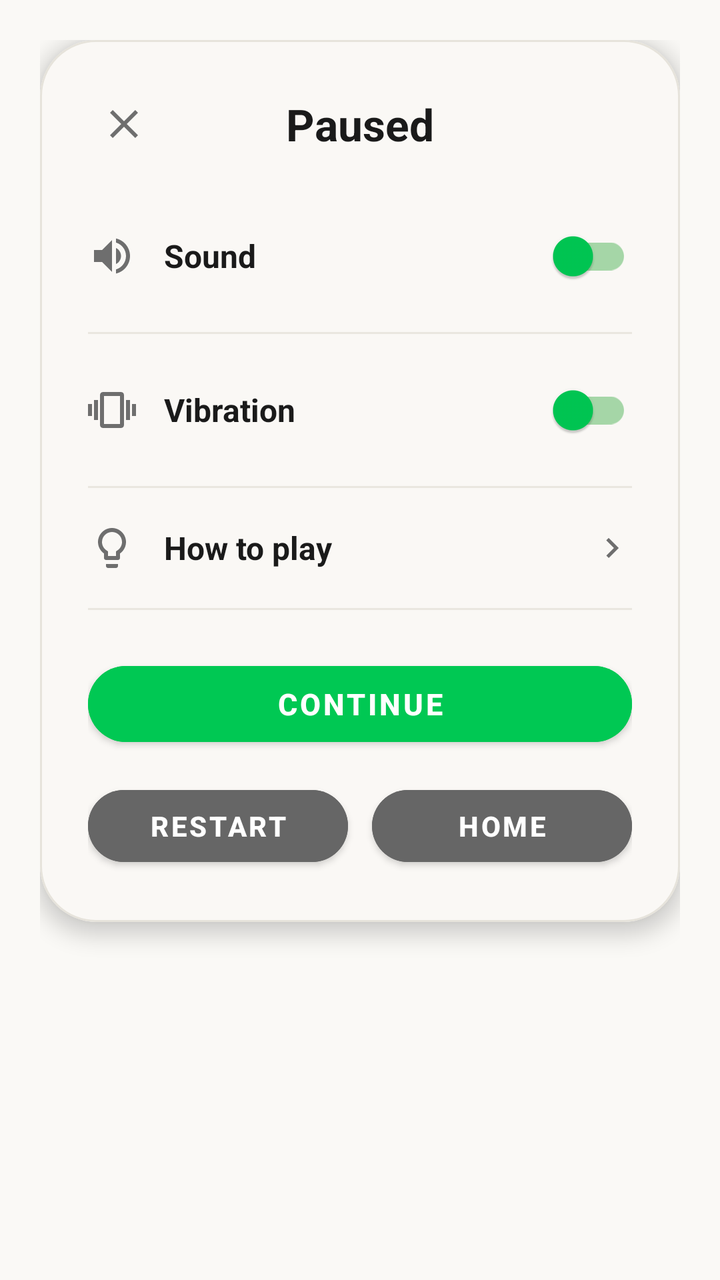
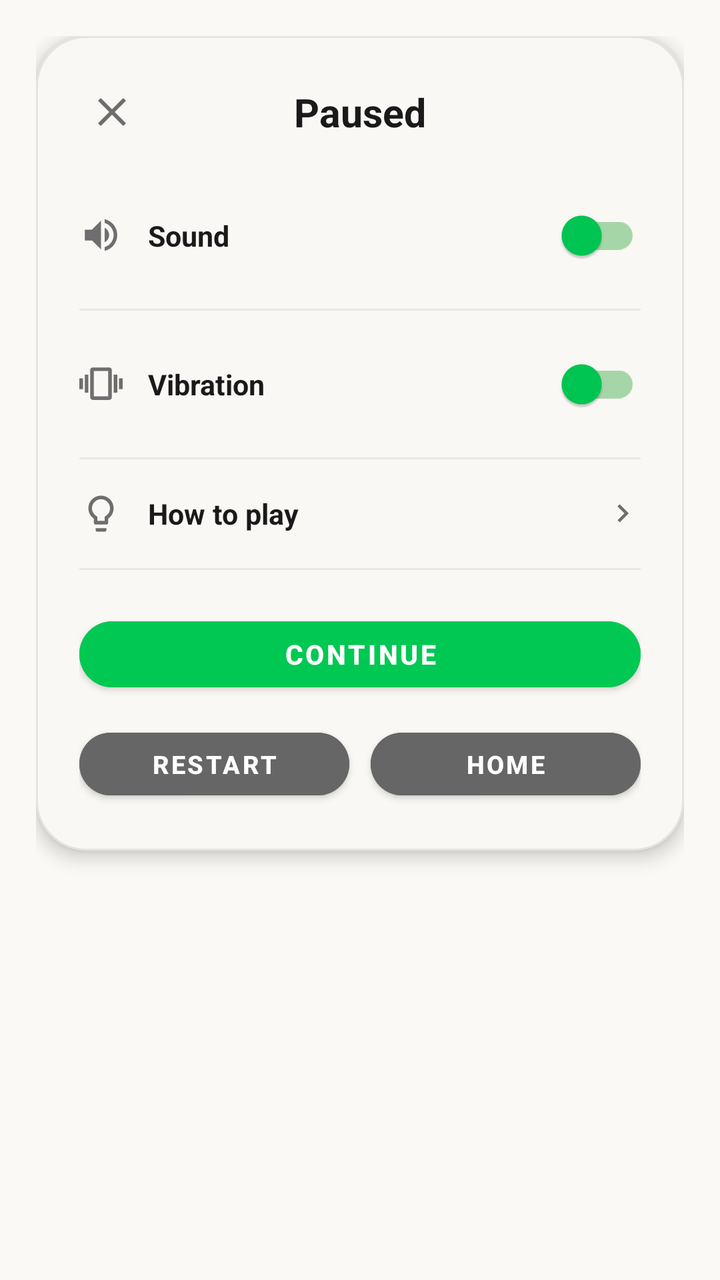

An Android layout rendered at two revisions. The XML below is the earlier revision; the diff shows what the commit changed to produce the second picture.
<!-- AndroidManifest.xml: application theme Theme.NumberBlocks -->
<!-- res/layout/dialog_pause_menu.xml -->
<?xml version="1.0" encoding="utf-8"?>
<LinearLayout xmlns:android="http://schemas.android.com/apk/res/android"
    xmlns:app="http://schemas.android.com/apk/res-auto"
    android:layout_width="match_parent"
    android:layout_height="wrap_content"
    android:background="@android:color/transparent"
    android:orientation="vertical"
    android:padding="20dp">

    <com.google.android.material.card.MaterialCardView
        android:layout_width="match_parent"
        android:layout_height="wrap_content"
        app:cardBackgroundColor="#FAF8F5"
        app:cardCornerRadius="28dp"
        app:cardElevation="6dp"
        app:strokeColor="#E6E3DB"
        app:strokeWidth="1dp">

        <LinearLayout
            android:layout_width="match_parent"
            android:layout_height="wrap_content"
            android:orientation="vertical"
            android:padding="24dp">

            
            <RelativeLayout
                android:layout_width="match_parent"
                android:layout_height="wrap_content">

                <ImageButton
                    android:id="@+id/btn_pause_close"
                    android:layout_width="36dp"
                    android:layout_height="36dp"
                    android:layout_alignParentStart="true"
                    android:layout_centerVertical="true"
                    android:background="?attr/selectableItemBackgroundBorderless"
                    android:src="@drawable/ic_close"
                    app:tint="#6E6E6E" />

                <TextView
                    android:layout_width="wrap_content"
                    android:layout_height="wrap_content"
                    android:layout_centerInParent="true"
                    android:text="Paused"
                    android:textColor="#1A1A1A"
                    android:textSize="22sp"
                    android:textStyle="bold" />
            </RelativeLayout>

            
            <LinearLayout
                android:layout_width="match_parent"
                android:layout_height="wrap_content"
                android:layout_marginTop="24dp"
                android:gravity="center_vertical"
                android:orientation="horizontal">

                <ImageView
                    android:layout_width="24dp"
                    android:layout_height="24dp"
                    android:src="@drawable/ic_speaker"
                    app:tint="#6E6E6E" />

                <TextView
                    android:layout_width="0dp"
                    android:layout_height="wrap_content"
                    android:layout_marginStart="14dp"
                    android:layout_weight="1"
                    android:text="Sound"
                    android:textColor="#1A1A1A"
                    android:textSize="16sp"
                    android:textStyle="bold" />

                <androidx.appcompat.widget.SwitchCompat
                    android:id="@+id/switch_pause_sound"
                    android:layout_width="wrap_content"
                    android:layout_height="wrap_content"
                    app:thumbTint="#00C853"
                    app:trackTint="#A5D6A7" />
            </LinearLayout>

            <View
                android:layout_width="match_parent"
                android:layout_height="1dp"
                android:layout_marginTop="14dp"
                android:layout_marginBottom="14dp"
                android:background="#EAE7DF" />

            
            <LinearLayout
                android:layout_width="match_parent"
                android:layout_height="wrap_content"
                android:gravity="center_vertical"
                android:orientation="horizontal">

                <ImageView
                    android:layout_width="24dp"
                    android:layout_height="24dp"
                    android:src="@drawable/ic_vibrate"
                    app:tint="#6E6E6E" />

                <TextView
                    android:layout_width="0dp"
                    android:layout_height="wrap_content"
                    android:layout_marginStart="14dp"
                    android:layout_weight="1"
                    android:text="Vibration"
                    android:textColor="#1A1A1A"
                    android:textSize="16sp"
                    android:textStyle="bold" />

                <androidx.appcompat.widget.SwitchCompat
                    android:id="@+id/switch_pause_vibration"
                    android:layout_width="wrap_content"
                    android:layout_height="wrap_content"
                    app:thumbTint="#00C853"
                    app:trackTint="#A5D6A7" />
            </LinearLayout>

            <View
                android:layout_width="match_parent"
                android:layout_height="1dp"
                android:layout_marginTop="14dp"
                android:layout_marginBottom="14dp"
                android:background="#EAE7DF" />

            
            <LinearLayout
                android:id="@+id/row_pause_how_to_play"
                android:layout_width="match_parent"
                android:layout_height="wrap_content"
                android:background="?attr/selectableItemBackground"
                android:gravity="center_vertical"
                android:orientation="horizontal"
                android:paddingTop="4dp"
                android:paddingBottom="4dp">

                <ImageView
                    android:layout_width="24dp"
                    android:layout_height="24dp"
                    android:src="@drawable/ic_lightbulb"
                    app:tint="#6E6E6E" />

                <TextView
                    android:layout_width="0dp"
                    android:layout_height="wrap_content"
                    android:layout_marginStart="14dp"
                    android:layout_weight="1"
                    android:text="How to play"
                    android:textColor="#1A1A1A"
                    android:textSize="16sp"
                    android:textStyle="bold" />

                <ImageView
                    android:layout_width="20dp"
                    android:layout_height="20dp"
                    android:src="@drawable/ic_chevron_right"
                    app:tint="#6E6E6E" />
            </LinearLayout>

            <View
                android:layout_width="match_parent"
                android:layout_height="1dp"
                android:layout_marginTop="14dp"
                android:layout_marginBottom="22dp"
                android:background="#EAE7DF" />

            
            <Button
                android:id="@+id/btn_pause_continue"
                style="@style/Widget.MaterialComponents.Button"
                android:layout_width="match_parent"
                android:layout_height="50dp"
                android:backgroundTint="#00C853"
                android:text="Continue"
                android:textColor="#FFFFFF"
                android:textSize="15sp"
                android:textStyle="bold"
                app:cornerRadius="25dp" />

            
            <LinearLayout
                android:layout_width="match_parent"
                android:layout_height="wrap_content"
                android:layout_marginTop="12dp"
                android:orientation="horizontal">

                <Button
                    android:id="@+id/btn_pause_restart"
                    style="@style/Widget.MaterialComponents.Button"
                    android:layout_width="0dp"
                    android:layout_height="48dp"
                    android:layout_marginEnd="6dp"
                    android:layout_weight="1"
                    android:backgroundTint="#666666"
                    android:text="Restart"
                    android:textColor="#FFFFFF"
                    android:textSize="14sp"
                    android:textStyle="bold"
                    app:cornerRadius="24dp" />

                <Button
                    android:id="@+id/btn_pause_home"
                    style="@style/Widget.MaterialComponents.Button"
                    android:layout_width="0dp"
                    android:layout_height="48dp"
                    android:layout_marginStart="6dp"
                    android:layout_weight="1"
                    android:backgroundTint="#666666"
                    android:text="Home"
                    android:textColor="#FFFFFF"
                    android:textSize="14sp"
                    android:textStyle="bold"
                    app:cornerRadius="24dp" />
            </LinearLayout>

        </LinearLayout>
    </com.google.android.material.card.MaterialCardView>
</LinearLayout>
<!-- resources referenced by this layout -->
<resources>
  <!-- drawable ic_chevron_right (drawable) -->
  <vector xmlns:android="http://schemas.android.com/apk/res/android"
      android:width="24dp"
      android:height="24dp"
      android:viewportWidth="24"
      android:viewportHeight="24">
      <path
          android:fillColor="#FF000000"
          android:pathData="M10,6L8.59,7.41 13.17,12l-4.58,4.59L10,18l6,-6z"/>
  </vector>
  <!-- drawable ic_close (drawable) -->
  <vector xmlns:android="http://schemas.android.com/apk/res/android"
      android:width="24dp"
      android:height="24dp"
      android:viewportWidth="24"
      android:viewportHeight="24">
      <path
          android:fillColor="#FF000000"
          android:pathData="M19,6.41L17.59,5 12,10.59 6.41,5 5,6.41 10.59,12 5,17.59 6.41,19 12,13.41 17.59,19 19,17.59 13.41,12z"/>
  </vector>
  <!-- drawable ic_lightbulb (drawable) -->
  <vector xmlns:android="http://schemas.android.com/apk/res/android"
      android:width="24dp"
      android:height="24dp"
      android:viewportWidth="24"
      android:viewportHeight="24">
      <path
          android:fillColor="#FF000000"
          android:pathData="M9,21c0,0.55 0.45,1 1,1h4c0.55,0 1,-0.45 1,-1v-1H9v1zm3,-19C8.14,2 5,5.14 5,9c0,2.38 1.19,4.47 3,5.74V17c0,0.55 0.45,1 1,1h6c0.55,0 1,-0.45 1,-1v-2.26c1.81,-1.27 3,-3.36 3,-5.74 0,-3.86 -3.14,-7 -7,-7zm2.85,11.1l-0.85,0.6V16h-4v-2.3l-0.85,-0.6C7.8,12.16 7,10.63 7,9c0,-2.76 2.24,-5 5,-5s5,2.24 5,5c0,1.63 -0.8,3.16 -2.15,4.1z"/>
  </vector>
  <!-- drawable ic_speaker (drawable) -->
  <vector xmlns:android="http://schemas.android.com/apk/res/android"
      android:width="24dp"
      android:height="24dp"
      android:viewportWidth="24"
      android:viewportHeight="24">
      <path
          android:fillColor="#FF000000"
          android:pathData="M3,9v6h4l5,5V4L7,9H3zm13.5,3c0,-1.77 -1.02,-3.29 -2.5,-4.03v8.05c1.48,-0.73 2.5,-2.25 2.5,-4.02zM14,3.23v2.06c2.89,0.86 5,3.54 5,6.71s-2.11,5.85 -5,6.71v2.06c4.01,-0.91 7,-4.49 7,-8.77s-2.99,-7.86 -7,-8.77z"/>
  </vector>
  <!-- drawable ic_vibrate (drawable) -->
  <vector xmlns:android="http://schemas.android.com/apk/res/android"
      android:width="24dp"
      android:height="24dp"
      android:viewportWidth="24"
      android:viewportHeight="24">
      <path
          android:fillColor="#FF000000"
          android:pathData="M0,15h2V9H0v6zm3,2h2V7H3v10zm19,-8v6h2V9h-2zm-3,8h2V7h-2v10zM16.5,3h-9C6.67,3 6,3.67 6,4.5v15c0,0.83 0.67,1.5 1.5,1.5h9c0.83,0 1.5,-0.67 1.5,-1.5v-15c0,-0.83 -0.67,-1.5 -1.5,-1.5zM16,19H8V5h8v14z"/>
  </vector>
  <style name="Theme.NumberBlocks" parent="Theme.MaterialComponents.DayNight.NoActionBar">
          <item name="colorPrimary">@color/primary</item>
          <item name="colorPrimaryVariant">@color/primary_variant</item>
          <item name="colorSecondary">@color/secondary</item>
          <item name="android:statusBarColor">@color/background</item>
          <item name="android:navigationBarColor">@color/background</item>
          <item name="android:windowBackground">@color/background</item>
      </style>
  <color name="primary">#1E2024</color>
  <color name="primary_variant">#161719</color>
  <color name="secondary">#5A5D66</color>
  <color name="background">#FAF9F6</color>
</resources>

<!-- the commit's change to res/layout/dialog_pause_menu.xml (unified diff, before → after) -->
@@ -5,22 +5,22 @@
     android:layout_height="wrap_content"
     android:background="@android:color/transparent"
     android:orientation="vertical"
-    android:padding="20dp">
+    android:padding="@dimen/dp_20">
 
     <com.google.android.material.card.MaterialCardView
         android:layout_width="match_parent"
         android:layout_height="wrap_content"
         app:cardBackgroundColor="#FAF8F5"
-        app:cardCornerRadius="28dp"
-        app:cardElevation="6dp"
+        app:cardCornerRadius="@dimen/dp_28"
+        app:cardElevation="@dimen/dp_6"
         app:strokeColor="#E6E3DB"
-        app:strokeWidth="1dp">
+        app:strokeWidth="@dimen/dp_1">
 
         <LinearLayout
             android:layout_width="match_parent"
             android:layout_height="wrap_content"
             android:orientation="vertical"
-            android:padding="24dp">
+            android:padding="@dimen/dp_24">
 
             
             <RelativeLayout
@@ -29,8 +29,8 @@
 
                 <ImageButton
                     android:id="@+id/btn_pause_close"
-                    android:layout_width="36dp"
-                    android:layout_height="36dp"
+                    android:layout_width="@dimen/dp_36"
+                    android:layout_height="@dimen/dp_36"
                     android:layout_alignParentStart="true"
                     android:layout_centerVertical="true"
                     android:background="?attr/selectableItemBackgroundBorderless"
@@ -43,7 +43,7 @@
                     android:layout_centerInParent="true"
                     android:text="Paused"
                     android:textColor="#1A1A1A"
-                    android:textSize="22sp"
+                    android:textSize="@dimen/sp_22"
                     android:textStyle="bold" />
             </RelativeLayout>
 
@@ -51,24 +51,24 @@
             <LinearLayout
                 android:layout_width="match_parent"
                 android:layout_height="wrap_content"
-                android:layout_marginTop="24dp"
+                android:layout_marginTop="@dimen/dp_24"
                 android:gravity="center_vertical"
                 android:orientation="horizontal">
 
                 <ImageView
-                    android:layout_width="24dp"
-                    android:layout_height="24dp"
+                    android:layout_width="@dimen/dp_24"
+                    android:layout_height="@dimen/dp_24"
                     android:src="@drawable/ic_speaker"
                     app:tint="#6E6E6E" />
 
                 <TextView
                     android:layout_width="0dp"
                     android:layout_height="wrap_content"
-                    android:layout_marginStart="14dp"
+                    android:layout_marginStart="@dimen/dp_14"
                     android:layout_weight="1"
                     android:text="Sound"
                     android:textColor="#1A1A1A"
-                    android:textSize="16sp"
+                    android:textSize="@dimen/sp_16"
                     android:textStyle="bold" />
 
                 <androidx.appcompat.widget.SwitchCompat
@@ -81,9 +81,9 @@
 
             <View
                 android:layout_width="match_parent"
-                android:layout_height="1dp"
-                android:layout_marginTop="14dp"
-                android:layout_marginBottom="14dp"
+                android:layout_height="@dimen/dp_1"
+                android:layout_marginTop="@dimen/dp_14"
+                android:layout_marginBottom="@dimen/dp_14"
                 android:background="#EAE7DF" />
 
             
@@ -94,19 +94,19 @@
                 android:orientation="horizontal">
 
                 <ImageView
-                    android:layout_width="24dp"
-                    android:layout_height="24dp"
+                    android:layout_width="@dimen/dp_24"
+                    android:layout_height="@dimen/dp_24"
                     android:src="@drawable/ic_vibrate"
                     app:tint="#6E6E6E" />
 
                 <TextView
                     android:layout_width="0dp"
                     android:layout_height="wrap_content"
-                    android:layout_marginStart="14dp"
+                    android:layout_marginStart="@dimen/dp_14"
                     android:layout_weight="1"
                     android:text="Vibration"
                     android:textColor="#1A1A1A"
-                    android:textSize="16sp"
+                    android:textSize="@dimen/sp_16"
                     android:textStyle="bold" />
 
                 <androidx.appcompat.widget.SwitchCompat
@@ -119,9 +119,9 @@
 
             <View
                 android:layout_width="match_parent"
-                android:layout_height="1dp"
-                android:layout_marginTop="14dp"
-                android:layout_marginBottom="14dp"
+                android:layout_height="@dimen/dp_1"
+                android:layout_marginTop="@dimen/dp_14"
+                android:layout_marginBottom="@dimen/dp_14"
                 android:background="#EAE7DF" />
 
             
@@ -132,37 +132,37 @@
                 android:background="?attr/selectableItemBackground"
                 android:gravity="center_vertical"
                 android:orientation="horizontal"
-                android:paddingTop="4dp"
-                android:paddingBottom="4dp">
-
-                <ImageView
-                    android:layout_width="24dp"
-                    android:layout_height="24dp"
+                android:paddingTop="@dimen/dp_4"
+                android:paddingBottom="@dimen/dp_4">
+
+                <ImageView
+                    android:layout_width="@dimen/dp_24"
+                    android:layout_height="@dimen/dp_24"
                     android:src="@drawable/ic_lightbulb"
                     app:tint="#6E6E6E" />
 
                 <TextView
                     android:layout_width="0dp"
                     android:layout_height="wrap_content"
-                    android:layout_marginStart="14dp"
+                    android:layout_marginStart="@dimen/dp_14"
                     android:layout_weight="1"
                     android:text="How to play"
                     android:textColor="#1A1A1A"
-                    android:textSize="16sp"
-                    android:textStyle="bold" />
-
-                <ImageView
-                    android:layout_width="20dp"
-                    android:layout_height="20dp"
+                    android:textSize="@dimen/sp_16"
+                    android:textStyle="bold" />
+
+                <ImageView
+                    android:layout_width="@dimen/dp_20"
+                    android:layout_height="@dimen/dp_20"
                     android:src="@drawable/ic_chevron_right"
                     app:tint="#6E6E6E" />
             </LinearLayout>
 
             <View
                 android:layout_width="match_parent"
-                android:layout_height="1dp"
-                android:layout_marginTop="14dp"
-                android:layout_marginBottom="22dp"
+                android:layout_height="@dimen/dp_1"
+                android:layout_marginTop="@dimen/dp_14"
+                android:layout_marginBottom="@dimen/dp_22"
                 android:background="#EAE7DF" />
 
             
@@ -170,48 +170,48 @@
                 android:id="@+id/btn_pause_continue"
                 style="@style/Widget.MaterialComponents.Button"
                 android:layout_width="match_parent"
-                android:layout_height="50dp"
+                android:layout_height="@dimen/dp_50"
                 android:backgroundTint="#00C853"
                 android:text="Continue"
                 android:textColor="#FFFFFF"
-                android:textSize="15sp"
+                android:textSize="@dimen/sp_15"
                 android:textStyle="bold"
-                app:cornerRadius="25dp" />
-
-            
-            <LinearLayout
-                android:layout_width="match_parent"
-                android:layout_height="wrap_content"
-                android:layout_marginTop="12dp"
+                app:cornerRadius="@dimen/dp_25" />
+
+            
+            <LinearLayout
+                android:layout_width="match_parent"
+                android:layout_height="wrap_content"
+                android:layout_marginTop="@dimen/dp_12"
                 android:orientation="horizontal">
 
                 <Button
                     android:id="@+id/btn_pause_restart"
                     style="@style/Widget.MaterialComponents.Button"
                     android:layout_width="0dp"
-                    android:layout_height="48dp"
-                    android:layout_marginEnd="6dp"
+                    android:layout_height="@dimen/dp_48"
+                    android:layout_marginEnd="@dimen/dp_6"
                     android:layout_weight="1"
                     android:backgroundTint="#666666"
                     android:text="Restart"
                     android:textColor="#FFFFFF"
-                    android:textSize="14sp"
+                    android:textSize="@dimen/sp_14"
                     android:textStyle="bold"
-                    app:cornerRadius="24dp" />
+                    app:cornerRadius="@dimen/dp_24" />
 
                 <Button
                     android:id="@+id/btn_pause_home"
                     style="@style/Widget.MaterialComponents.Button"
                     android:layout_width="0dp"
-                    android:layout_height="48dp"
-                    android:layout_marginStart="6dp"
+                    android:layout_height="@dimen/dp_48"
+                    android:layout_marginStart="@dimen/dp_6"
                     android:layout_weight="1"
                     android:backgroundTint="#666666"
                     android:text="Home"
                     android:textColor="#FFFFFF"
-                    android:textSize="14sp"
+                    android:textSize="@dimen/sp_14"
                     android:textStyle="bold"
-                    app:cornerRadius="24dp" />
+                    app:cornerRadius="@dimen/dp_24" />
             </LinearLayout>
 
         </LinearLayout>
<!-- resource entries referenced after the edit -->
@@ -1,5 +1,22 @@
 <!-- resources referenced by this layout -->
 <resources>
+  <dimen name="dp_1">1.00dp</dimen>
+  <dimen name="dp_12">12.00dp</dimen>
+  <dimen name="dp_14">14.00dp</dimen>
+  <dimen name="dp_20">20.00dp</dimen>
+  <dimen name="dp_22">22.00dp</dimen>
+  <dimen name="dp_24">24.00dp</dimen>
+  <dimen name="dp_25">25.00dp</dimen>
+  <dimen name="dp_28">28.00dp</dimen>
+  <dimen name="dp_36">36.00dp</dimen>
+  <dimen name="dp_4">4.00dp</dimen>
+  <dimen name="dp_48">48.00dp</dimen>
+  <dimen name="dp_50">50.00dp</dimen>
+  <dimen name="dp_6">6.00dp</dimen>
+  <dimen name="sp_14">14.00sp</dimen>
+  <dimen name="sp_15">15.00sp</dimen>
+  <dimen name="sp_16">16.00sp</dimen>
+  <dimen name="sp_22">22.00sp</dimen>
   <!-- drawable ic_chevron_right (drawable) -->
   <vector xmlns:android="http://schemas.android.com/apk/res/android"
       android:width="24dp"
